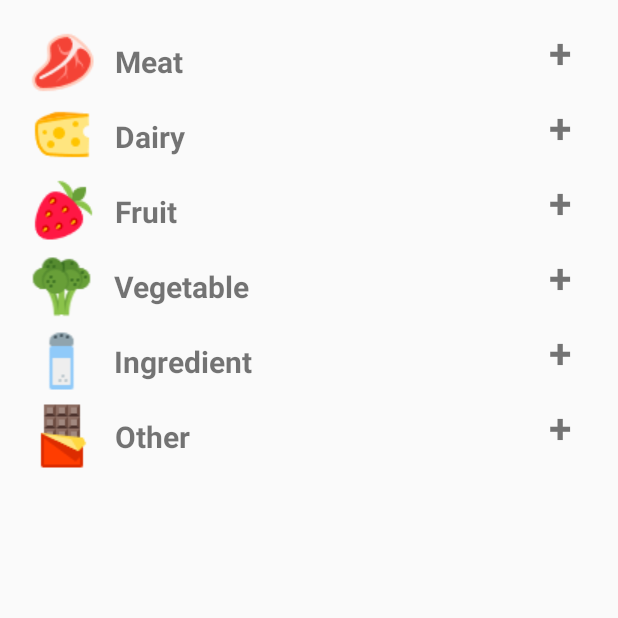
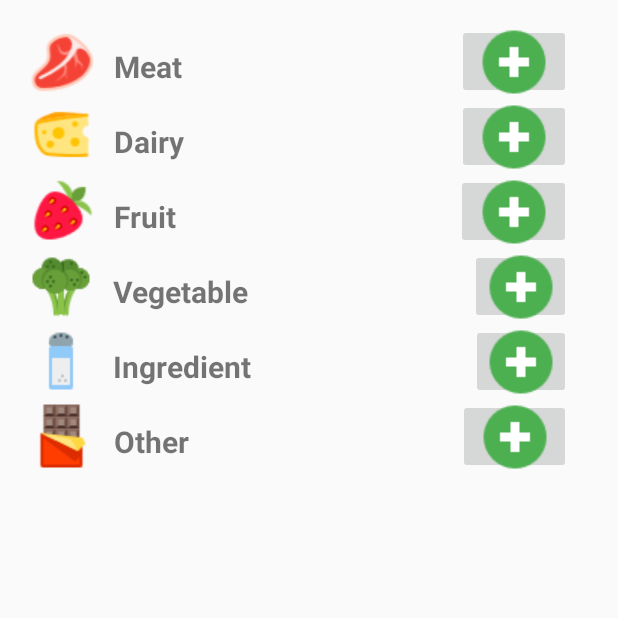
Before and after one commit to yangxk15/PantryPlanner, an Android app: the fragment ShoppingListFragment shown on its own in the app's theme, on a phone screen of 412 x 824 dp, the top half of it. Run offline under Robolectric (Android 15) with nearby library versions, the phone set to English and light mode, and no system bars.

Commit message:
Merge remote-tracking branch 'origin/master'
# Conflicts:
#	.idea/modules.xml
#	app/build.gradle

#	backend/build/generated-source/endpoints/java/edu/dartmouth/cs/pantryplanner/backend/entity/user/model/UserRecord.java

```diff
--- a/app/src/main/java/edu/dartmouth/cs/pantryplanner/app/controller/CreateRecipeFragment.java
+++ b/app/src/main/java/edu/dartmouth/cs/pantryplanner/app/controller/CreateRecipeFragment.java
@@ -17,7 +17,7 @@ public class CreateRecipeFragment extends Fragment{
     @Override
     public View onCreateView(LayoutInflater inflater, ViewGroup container,
                              Bundle savedInstanceState){
-        return inflater.inflate(R.layout.fragment_create_recipe, container, false);
+        return inflater.inflate(R.layout.activity_create_recipe, container, false);
     }
 
 }
--- a/app/src/main/res/layout/activity_recipe_detail.xml
+++ b/app/src/main/res/layout/activity_recipe_detail.xml
@@ -105,6 +105,12 @@
                 android:text="1. Add some oil,\n2. Fry the onions,\n3. Add the salted chicken"
                 android:textSize="15sp" />
 
+            <Button
+                android:text="Finish Cooking"
+                android:layout_width="match_parent"
+                android:layout_height="wrap_content"
+                android:id="@+id/button2" />
+
         </LinearLayout>
 
     </ScrollView>
--- a/app/src/main/res/layout/fragment_shopping_list.xml
+++ b/app/src/main/res/layout/fragment_shopping_list.xml
@@ -46,18 +46,20 @@
                     android:layout_marginTop="3dp"
                     android:textSize="20dp"
                     android:textStyle="bold"
-                        android:layout_weight="8"/>
+                    android:layout_weight="8"
+                    android:layout_gravity="center_vertical"
+                    />
 
 
+                <ImageButton
+                    android:layout_width="30dp"
+                    android:layout_height="wrap_content"
+                    app:srcCompat="@drawable/plus"
+                    android:id="@+id/shop_add_meat"
+                    android:layout_weight="2"
+                    android:layout_marginRight="15dp"
+                    android:layout_alignParentRight="true"/>
 
-                <TextView
-                        android:layout_width="wrap_content"
-                        android:layout_height="wrap_content"
-                        android:text="+"
-                        android:layout_marginRight="15dp"
-                        android:layout_alignParentRight="true"
-                        android:textStyle="bold"
-                        android:textSize="27sp" />
             </LinearLayout>
 
             <ListView
@@ -89,17 +91,28 @@
                     android:layout_marginTop="3dp"
                     android:textSize="20dp"
                     android:textStyle="bold"
-                    android:layout_weight="8"/>
+                    android:layout_weight="8"
+                    android:layout_gravity="center_vertical"/>
 
-                <TextView
-                    android:layout_width="wrap_content"
+                <ImageButton
+                    android:layout_width="30dp"
                     android:layout_height="wrap_content"
-                    android:text="+"
+                    app:srcCompat="@drawable/plus"
+                    android:id="@+id/shop_add_dairy"
+                    android:layout_weight="2"
                     android:layout_marginRight="15dp"
-                    android:layout_alignParentRight="true"
-                    android:textStyle="bold"
-                    android:textSize="27sp"
-                     />
+                    android:layout_alignParentRight="true"/>
+
+                <!--<TextView-->
+                    <!--android:layout_width="wrap_content"-->
+                    <!--android:layout_height="wrap_content"-->
+                    <!--android:text="+"-->
+                    <!--android:layout_marginRight="15dp"-->
+                    <!--android:layout_alignParentRight="true"-->
+                    <!--android:textStyle="bold"-->
+                    <!--android:textSize="27sp"-->
+                     <!--/>-->
+
             </LinearLayout>
 
             <ListView
@@ -130,17 +143,27 @@
                     android:layout_marginTop="3dp"
                     android:textSize="20sp"
                     android:textStyle="bold"
-                    android:layout_weight="8"/>
+                    android:layout_weight="8"
+                    android:layout_gravity="center_vertical"/>
 
-                <TextView
-                    android:layout_width="wrap_content"
+                <ImageButton
+                    android:layout_width="30dp"
                     android:layout_height="wrap_content"
-                    android:text="+"
+                    app:srcCompat="@drawable/plus"
+                    android:id="@+id/shop_add_fruit"
+                    android:layout_weight="2"
                     android:layout_marginRight="15dp"
-                    android:layout_alignParentRight="true"
-                    android:textStyle="bold"
-                    android:textSize="27sp"
-                    />
+                    android:layout_alignParentRight="true"/>
+
+                <!--<TextView-->
+                    <!--android:layout_width="wrap_content"-->
+                    <!--android:layout_height="wrap_content"-->
+                    <!--android:text="+"-->
+                    <!--android:layout_marginRight="15dp"-->
+                    <!--android:layout_alignParentRight="true"-->
+                    <!--android:textStyle="bold"-->
+                    <!--android:textSize="27sp"-->
+                    <!--/>-->
             </LinearLayout>
 
             <ListView
@@ -172,16 +195,26 @@
                     android:layout_marginTop="3dp"
                     android:textSize="20sp"
                     android:textStyle="bold"
-                    android:layout_weight="8"/>
+                    android:layout_weight="8"
+                    android:layout_gravity="center_vertical"/>
 
-                <TextView
-                    android:layout_width="wrap_content"
+                <ImageButton
+                    android:layout_width="30dp"
                     android:layout_height="wrap_content"
-                    android:text="+"
+                    app:srcCompat="@drawable/plus"
+                    android:id="@+id/shop_add_veggie"
+                    android:layout_weight="2"
                     android:layout_marginRight="15dp"
-                    android:layout_alignParentRight="true"
-                    android:textStyle="bold"
-                    android:textSize="27sp" />
+                    android:layout_alignParentRight="true"/>
+
+                <!--<TextView-->
+                    <!--android:layout_width="wrap_content"-->
+                    <!--android:layout_height="wrap_content"-->
+                    <!--android:text="+"-->
+                    <!--android:layout_marginRight="15dp"-->
+                    <!--android:layout_alignParentRight="true"-->
+                    <!--android:textStyle="bold"-->
+                    <!--android:textSize="27sp" />-->
             </LinearLayout>
 
             <ListView
@@ -212,17 +245,27 @@
                     android:layout_marginTop="3dp"
                     android:textSize="20sp"
                     android:textStyle="bold"
-                    android:layout_weight="8"/>
+                    android:layout_weight="8"
+                    android:layout_gravity="center_vertical"/>
 
-                <TextView
-                    android:layout_width="wrap_content"
+                <ImageButton
+                    android:layout_width="30dp"
                     android:layout_height="wrap_content"
-                    android:text="+"
+                    app:srcCompat="@drawable/plus"
+                    android:id="@+id/shop_add_ingredient"
+                    android:layout_weight="2"
                     android:layout_marginRight="15dp"
-                    android:layout_alignParentRight="true"
-                    android:textStyle="bold"
-                    android:textSize="27sp"
-                     />
+                    android:layout_alignParentRight="true"/>
+
+                <!--<TextView-->
+                    <!--android:layout_width="wrap_content"-->
+                    <!--android:layout_height="wrap_content"-->
+                    <!--android:text="+"-->
+                    <!--android:layout_marginRight="15dp"-->
+                    <!--android:layout_alignParentRight="true"-->
+                    <!--android:textStyle="bold"-->
+                    <!--android:textSize="27sp"-->
+                     <!--/>-->
             </LinearLayout>
 
             <ListView
@@ -253,17 +296,27 @@
                     android:layout_marginTop="3dp"
                     android:textSize="20sp"
                     android:textStyle="bold"
-                    android:layout_weight="8"/>
+                    android:layout_weight="8"
+                    android:layout_gravity="center_vertical"/>
 
-                <TextView
-                    android:layout_width="wrap_content"
+                <ImageButton
+                    android:layout_width="30dp"
                     android:layout_height="wrap_content"
-                    android:text="+"
+                    app:srcCompat="@drawable/plus"
+                    android:id="@+id/shop_add_other"
+                    android:layout_weight="2"
                     android:layout_marginRight="15dp"
-                    android:layout_alignParentRight="true"
-                    android:textStyle="bold"
-                    android:textSize="27sp"
-                    />
+                    android:layout_alignParentRight="true"/>
+
+                <!--<TextView-->
+                    <!--android:layout_width="wrap_content"-->
+                    <!--android:layout_height="wrap_content"-->
+                    <!--android:text="+"-->
+                    <!--android:layout_marginRight="15dp"-->
+                    <!--android:layout_alignParentRight="true"-->
+                    <!--android:textStyle="bold"-->
+                    <!--android:textSize="27sp"-->
+                    <!--/>-->
             </LinearLayout>
 
             <ListView
```
Lines whose indentation alone changed are shown as unchanged.
